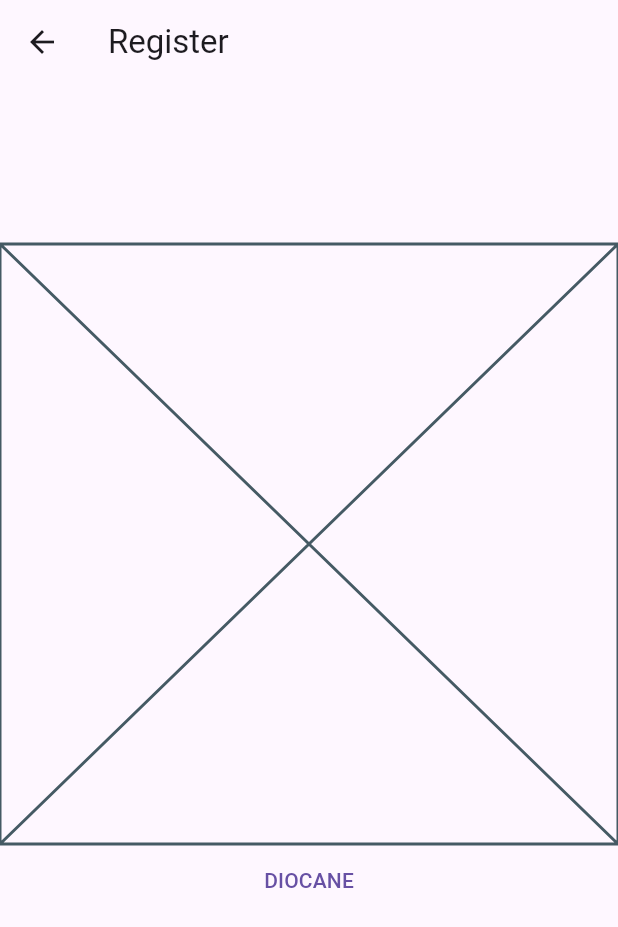
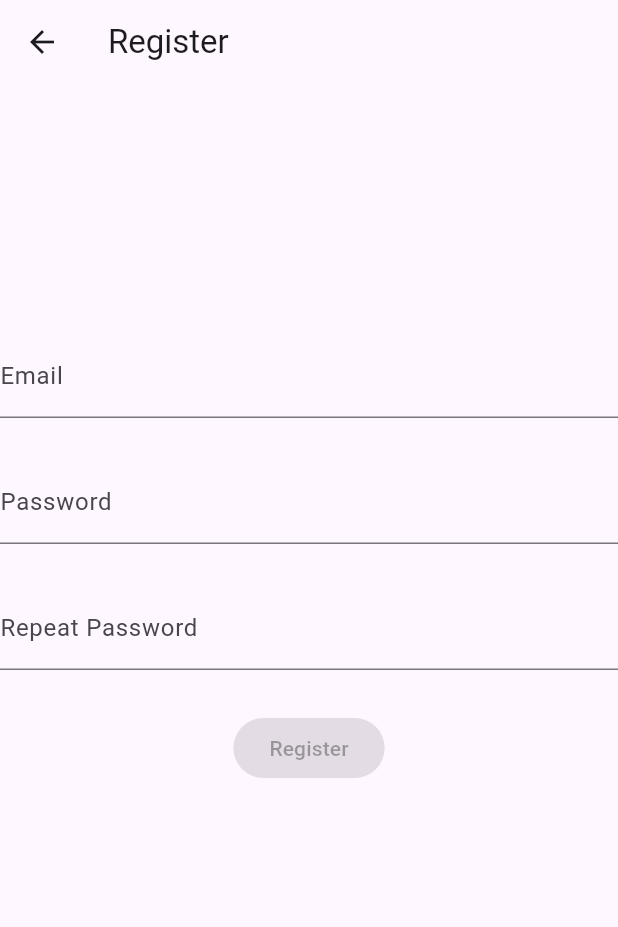
Before and after one commit to paste94/local_card_trading, a Flutter app: the RegisterView screen opened directly, on a phone screen of 412 x 824 dp. Shown: the top 927 px of the screen. Run offline on Flutter 3.47's test engine with Material 3 defaults, Android fonts, the phone set to English and light mode, and no system bars; our stand-ins replace equatable, firebase_auth, firebase_core, firebase_storage, flutter_riverpod, font_awesome_flutter and 4 more; missing offline and left inert: firebase_app_check, flow_builder; accounts and stored records are empty; generated files the repository leaves out were written again; statements that could not run were skipped.

Commit message:
login + register done

```diff
--- a/lib/src/feature/auth/providers/authentication/state/authentication_state.dart
+++ b/lib/src/feature/auth/providers/authentication/state/authentication_state.dart
@@ -5,11 +5,9 @@ part "authentication_state.freezed.dart";
 
 @freezed
 class AuthenticationState with _$AuthenticationState {
-  const factory AuthenticationState.login() = _Login;
-  const factory AuthenticationState.register() = _Register;
-
-  const factory AuthenticationState.loading() = _Loading;
-
-  const factory AuthenticationState.authenticated({required User user}) =
-      _Authenticated;
+  const factory AuthenticationState({
+    @Default(false) bool wannaRegister,
+    @Default(false) bool loading,
+    User? user,
+  }) = _AuthenticationState;
 }
--- a/lib/src/feature/auth/view/register_view.dart
+++ b/lib/src/feature/auth/view/register_view.dart
@@ -1,6 +1,11 @@
+import 'package:authentication_repository/authentication_repository.dart';
 import 'package:flutter/material.dart';
 import 'package:flutter_riverpod/flutter_riverpod.dart';
 import 'package:flutter_gen/gen_l10n/app_localizations.dart';
+import 'package:formz/formz.dart';
+import 'package:local_card_trading/src/core/widgets/confirmed_password.dart';
+import 'package:local_card_trading/src/core/widgets/email.dart';
+import 'package:local_card_trading/src/core/widgets/password.dart';
 import 'package:local_card_trading/src/feature/auth/providers/authentication/authentication_provider.dart';
 
 class RegisterView extends ConsumerStatefulWidget {
@@ -12,6 +17,24 @@ class RegisterView extends ConsumerStatefulWidget {
 }
 
 class _RegisterViewState extends ConsumerState<RegisterView> {
+  Email email = const Email.pure();
+  Password password = const Password.pure();
+  ConfirmedPassword confirmedPassword = ConfirmedPassword.pure();
+  bool isValid = false;
+
+  final TextEditingController emailController = TextEditingController();
+  final TextEditingController passwordController = TextEditingController();
+  final TextEditingController confirmedPasswordController =
+      TextEditingController();
+
+  @override
+  void initState() {
+    super.initState();
+    emailController.addListener(_emailChanged);
+    passwordController.addListener(_passwordChanged);
+    confirmedPasswordController.addListener(_confirmedPasswordChanged);
+  }
+
   @override
   Widget build(BuildContext context) {
     return PopScope(
@@ -28,156 +51,104 @@ class _RegisterViewState extends ConsumerState<RegisterView> {
           child: Column(
             mainAxisSize: MainAxisSize.min,
             children: [
-              Placeholder(),
-              TextButton(
-                  onPressed: () => ref
-                      .read(authenticationProvider.notifier)
-                      .closeRegisterPage(),
-                  child: Text('DIOCANE'))
+              const SizedBox(height: 16),
+              _emailInput(),
+              const SizedBox(height: 8),
+              _passwordInput(),
+              const SizedBox(height: 8),
+              _repeatPasswordInput(),
+              const SizedBox(height: 8),
+              _registerButton(),
             ],
           ),
         ),
       ),
     );
   }
+
+  TextField _emailInput() => TextField(
+        key: const Key('LoginView_emailInput_textField'),
+        keyboardType: TextInputType.emailAddress,
+        controller: emailController,
+        decoration: InputDecoration(
+            labelText: AppLocalizations.of(context)?.enter_email,
+            helperText: '',
+            errorText: email.displayError != null
+                ? AppLocalizations.of(context)?.invalid_email
+                : null),
+      );
+
+  TextField _passwordInput() => TextField(
+        key: const Key('LoginView_passwordInput_textField'),
+        obscureText: true,
+        controller: passwordController,
+        decoration: InputDecoration(
+            labelText: AppLocalizations.of(context)?.password,
+            helperText: '',
+            errorText: password.displayError != null
+                ? AppLocalizations.of(context)?.invalid_password
+                : null),
+      );
+
+  TextField _repeatPasswordInput() => TextField(
+        key: const Key('LoginView_repeatPasswordInput_textField'),
+        obscureText: true,
+        controller: confirmedPasswordController,
+        decoration: InputDecoration(
+            labelText: AppLocalizations.of(context)?.repeat_password,
+            helperText: '',
+            errorText: confirmedPassword.displayError != null
+                ? AppLocalizations.of(context)?.invalid_password
+                : null),
+      );
+
+  ElevatedButton _registerButton() => ElevatedButton(
+        key: const Key('signUpForm_continue_raisedButton'),
+        style: ElevatedButton.styleFrom(
+          shape: RoundedRectangleBorder(
+            borderRadius: BorderRadius.circular(30),
+          ),
+          backgroundColor: Colors.orangeAccent,
+        ),
+        onPressed: isValid ? _register : null,
+        child: Text(AppLocalizations.of(context)!.register),
+      );
+
+  void _emailChanged() => setState(() {
+        email = Email.dirty(emailController.text);
+        isValid = _checkValidity();
+      });
+
+  void _passwordChanged() => setState(() {
+        password = Password.dirty(passwordController.text);
+        confirmedPassword = ConfirmedPassword.dirty(
+          password: passwordController.text,
+          value: confirmedPasswordController.text,
+        );
+        isValid = _checkValidity();
+      });
+
+  void _confirmedPasswordChanged() => setState(() {
+        confirmedPassword = ConfirmedPassword.dirty(
+          password: passwordController.text,
+          value: confirmedPasswordController.text,
+        );
+        isValid = _checkValidity();
+      });
+
+  bool _checkValidity() =>
+      Formz.validate([email, password, confirmedPassword]) &&
+      password.value == confirmedPassword.value;
+
+  void _register() => ref
+      .read(authenticationProvider.notifier)
+      .register(email: email.value, password: password.value)
+      .catchError((error) => {
+            print('DIOCAN'),
+            ScaffoldMessenger.of(context).showSnackBar(SnackBar(
+              content: Text(error is SignUpWithEmailAndPasswordFailure
+                  ? error.message
+                  : AppLocalizations.of(context)!.auth_error),
+            ))
+          });
 }
-
-// class RegisterForm extends StatelessWidget {
-//   const RegisterForm({super.key});
-
-//   @override
-//   Widget build(BuildContext context) {
-//     return BlocListener<RegisterCubit, RegisterState>(
-//       listener: (context, state) {
-//         if (state.status.isSuccess) {
-//           Navigator.of(context).pop();
-//         } else if (state.status.isFailure) {
-//           ScaffoldMessenger.of(context)
-//             ..hideCurrentSnackBar()
-//             ..showSnackBar(
-//               SnackBar(
-//                 content: Text(
-//                   state.errorMessage ??
-//                       AppLocalizations.of(context)!.registration_error,
-//                 ),
-//               ),
-//             )
-//                 .closed
-//                 .then((value) => context.read<RegisterCubit>().resetError());
-//         }
-//       },
-//       child: Align(
-//         alignment: const Alignment(0, -1 / 3),
-//         child: Column(
-//           mainAxisSize: MainAxisSize.min,
-//           children: [
-//             _EmailInput(),
-//             const SizedBox(height: 8),
-//             _PasswordInput(),
-//             const SizedBox(height: 8),
-//             _ConfirmPasswordInput(),
-//             const SizedBox(height: 8),
-//             _RegisterButton(),
-//           ],
-//         ),
-//       ),
-//     );
-//   }
-// }
-
-// class _EmailInput extends StatelessWidget {
-//   @override
-//   Widget build(BuildContext context) {
-//     return BlocBuilder<RegisterCubit, RegisterState>(
-//       buildWhen: (previous, current) => previous.email != current.email,
-//       builder: (context, state) {
-//         return TextField(
-//           key: const Key('signUpForm_emailInput_textField'),
-//           onChanged: (email) =>
-//               context.read<RegisterCubit>().emailChanged(email),
-//           keyboardType: TextInputType.emailAddress,
-//           decoration: InputDecoration(
-//             labelText: AppLocalizations.of(context)!.enter_email,
-//             errorText: state.email.displayError != null
-//                 ? AppLocalizations.of(context)!.invalid_email
-//                 : null,
-//           ),
-//         );
-//       },
-//     );
-//   }
-// }
-
-// class _PasswordInput extends StatelessWidget {
-//   @override
-//   Widget build(BuildContext context) {
-//     return BlocBuilder<RegisterCubit, RegisterState>(
-//       buildWhen: (previous, current) => previous.password != current.password,
-//       builder: (context, state) {
-//         return TextField(
-//           key: const Key('signUpForm_passwordInput_textField'),
-//           onChanged: (password) =>
-//               context.read<RegisterCubit>().passwordChanged(password),
-//           obscureText: true,
-//           decoration: InputDecoration(
-//             labelText: AppLocalizations.of(context)!.password,
-//             errorText: state.password.displayError != null
-//                 ? AppLocalizations.of(context)!.invalid_password
-//                 : null,
-//           ),
-//         );
-//       },
-//     );
-//   }
-// }
-
-// class _ConfirmPasswordInput extends StatelessWidget {
-//   @override
-//   Widget build(BuildContext context) {
-//     return BlocBuilder<RegisterCubit, RegisterState>(
-//       buildWhen: (previous, current) =>
-//           previous.password != current.password ||
-//           previous.confirmedPassword != current.confirmedPassword,
-//       builder: (context, state) {
-//         return TextField(
-//           key: const Key('signUpForm_confirmedPasswordInput_textField'),
-//           onChanged: (confirmPassword) => context
-//               .read<RegisterCubit>()
-//               .confirmedPasswordChanged(confirmPassword),
-//           obscureText: true,
-//           decoration: InputDecoration(
-//             labelText: AppLocalizations.of(context)!.repeat_password,
-//             errorText: state.confirmedPassword.displayError != null
-//                 ? AppLocalizations.of(context)!.invalid_repeat_password
-//                 : null,
-//           ),
-//         );
-//       },
-//     );
-//   }
-// }
-
-// class _RegisterButton extends StatelessWidget {
-//   @override
-//   Widget build(BuildContext context) {
-//     return BlocBuilder<RegisterCubit, RegisterState>(
-//       builder: (context, state) {
-//         return state.status.isInProgress
-//             ? const CircularProgressIndicator()
-//             : ElevatedButton(
-//                 key: const Key('signUpForm_continue_raisedButton'),
-//                 style: ElevatedButton.styleFrom(
-//                   shape: RoundedRectangleBorder(
-//                     borderRadius: BorderRadius.circular(30),
-//                   ),
-//                   backgroundColor: Colors.orangeAccent,
-//                 ),
-//                 onPressed: state.isValid
-//                     ? () => context.read<RegisterCubit>().signUpFormSubmitted()
-//                     : null,
-//                 child: Text(AppLocalizations.of(context)!.register),
-//               );
-//       },
-//     );
-//   }
-// }
--- a/lib_old/pages/register/view/register_form.dart
+++ b/lib_old/pages/register/view/register_form.dart
@@ -80,7 +80,7 @@ class _PasswordInput extends StatelessWidget {
           key: const Key('signUpForm_passwordInput_textField'),
           onChanged: (password) =>
               context.read<RegisterCubit>().passwordChanged(password),
-          obscureText: true,
+          obscureText: true
           decoration: InputDecoration(
             labelText: AppLocalizations.of(context)!.password,
             errorText: state.password.displayError != null
```
Also changed, not shown: lib/src/core/flow_builder/on_generate_pages.dart (+8 -6 lines), lib/src/feature/auth/providers/authentication/authentication_provider.dart (+39 -7 lines), lib/src/feature/auth/providers/registration/registration_provider.dart (deleted, +0 -55 lines), lib/src/feature/auth/providers/registration/state/registration_state.dart (deleted, +0 -19 lines), lib/src/feature/auth/view/login_view.dart (+29 -18 lines), lib/src/feature/auth/providers/authentication/authentication_provider.g.dart, lib/src/feature/auth/providers/authentication/state/authentication_state.freezed.dart, lib/src/feature/auth/providers/registration/registration_provider.g.dart (deleted), lib/src/feature/auth/providers/registration/state/registration_state.freezed.dart (deleted).
